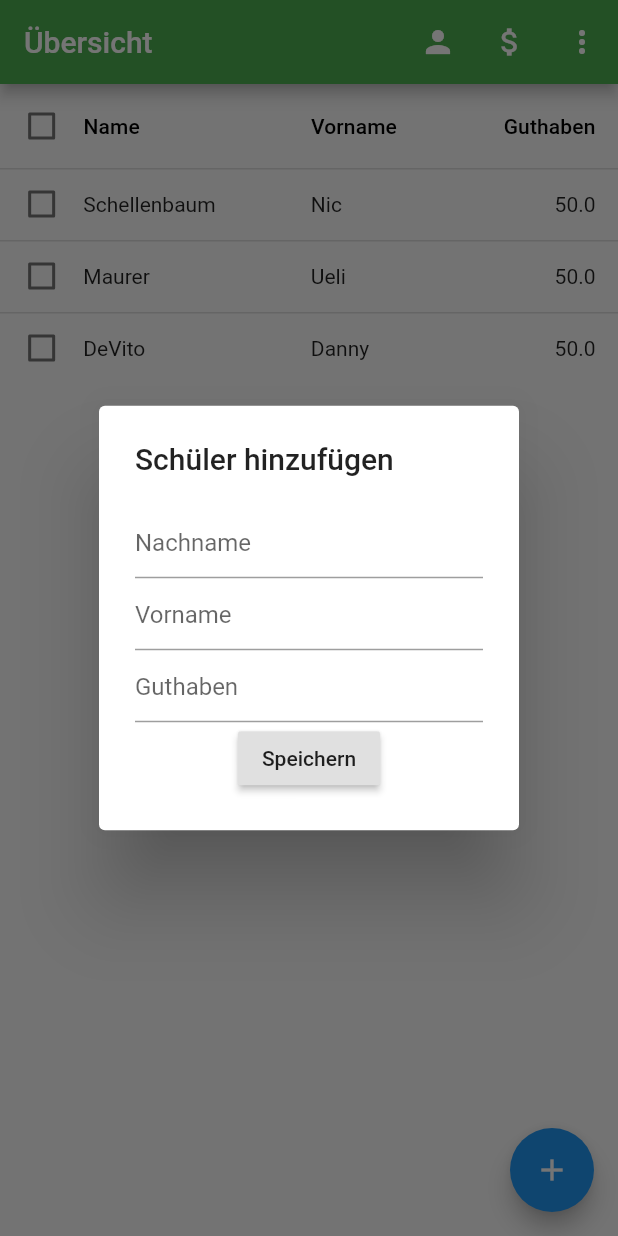
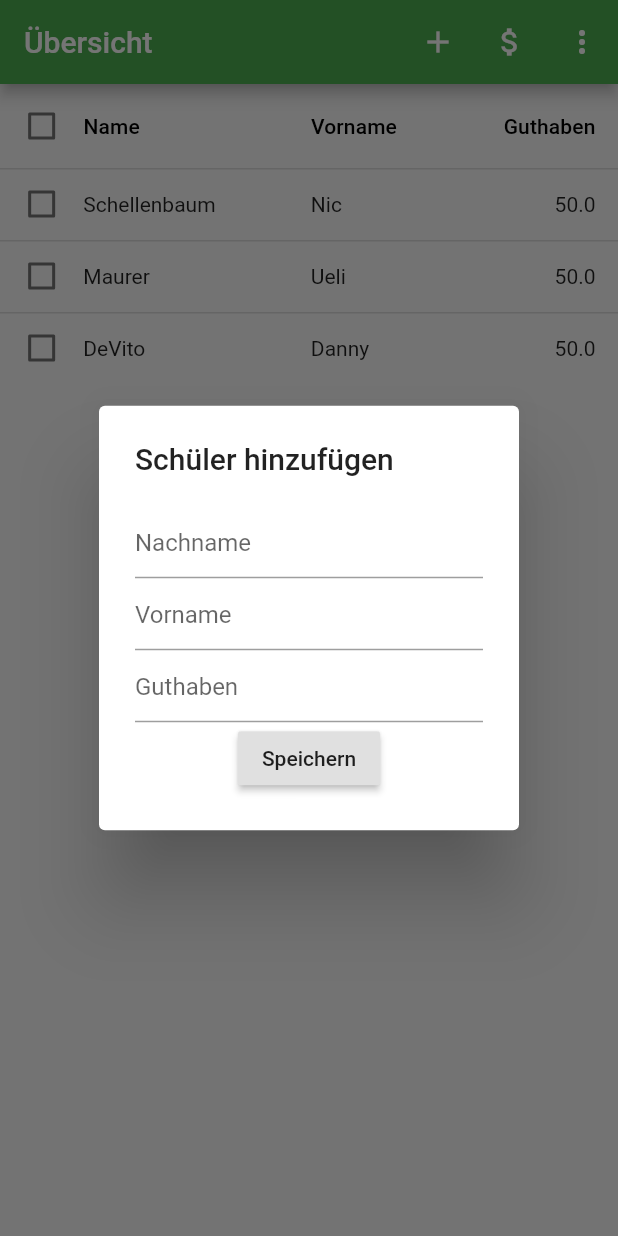
Before and after one commit to Snickers03/KlassenkassenM_Mobile, a Flutter app: the screen it shows once a user with an empty profile is signed in, after a tap on the "add" icon, on a phone screen of 412 x 824 dp. Run offline on Flutter 3.47's test engine with Material 2 defaults, Android fonts, the phone set to English and light mode, and no system bars; our stand-ins replace firebase_auth; accounts and stored records are empty; network calls fail.

```diff
--- a/lib/pages/home.dart
+++ b/lib/pages/home.dart
@@ -193,20 +193,22 @@ class _HomeState extends State<Home> {
 
   final AuthService _auth = AuthService();
 
-  @override
-  Widget build(BuildContext context) {
-    return Scaffold(
-      appBar: AppBar(
+  AppBar bar() {
+    return AppBar(
       title: Text("Übersicht"),
       backgroundColor: Colors.green,
       actions: <Widget>[
         IconButton(
-            icon: Icon(Icons.person),
+          icon: Icon(Icons.add),
           onPressed: () async {
-              await _auth.signOut();
-              //Future.delayed(Duration(seconds: 3), () {}
-              //PayTable(stud: students[0]);
-              //test, remove later
+            //await _auth.signOut();
+            setState(() {
+            showDialog(
+                context: context,
+                builder: (BuildContext context) {
+                  return addDialog();
+                });
+          });
           },
         ),
         IconButton(
@@ -233,20 +235,35 @@ class _HomeState extends State<Home> {
         ),
         PopupMenuButton(
             //onSelected: (result) { setState(() { _selection = result; }); },
-            itemBuilder: (BuildContext context) => <PopupMenuEntry> [
+            itemBuilder: (BuildContext context) => <PopupMenuEntry>[
                   PopupMenuItem(
-                child: FlatButton(
+                    value: 1,
                     child: Text("Test"),
-                  onPressed: () {print("test");},
                   ),
+                  PopupMenuDivider(
+                    height: 5,
                   ),
                   PopupMenuItem(
+                    value: 2,
                     child: Text("Abmelden"),
                   ),
-            ]
-          )
                 ],
-      ),
+                onSelected: (value) async {
+                  print(value);
+                  switch (value) {
+                    case 1: { print("test"); break; }
+                    case 2: { await _auth.signOut(); break; }
+                    default: { print("error"); break; }
+                  }
+                },)
+      ],
+    );
+  }
+
+  @override
+  Widget build(BuildContext context) {
+    return Scaffold(
+      appBar: bar(),
       body: ListView(
         children: <Widget>[
           DataTable(
@@ -261,7 +278,7 @@ class _HomeState extends State<Home> {
           ),
         ],
       ),
-      floatingActionButton: FloatingActionButton(
+      /*floatingActionButton: FloatingActionButton(
         onPressed: () {
           setState(() {
             showDialog(
@@ -272,7 +289,7 @@ class _HomeState extends State<Home> {
           });
         },
         child: Icon(Icons.add),
-      ),
+      ),*/
     );
   }
 }
--- a/lib/pages/wrapper.dart
+++ b/lib/pages/wrapper.dart
@@ -7,13 +7,11 @@ import 'package:klassenk_mobile/models/user.dart';
 class Wrapper extends StatelessWidget {
   @override
   Widget build(BuildContext context) {
+    final user = Provider.of<User>(context);
+    if (user != null) {
+      print("hello: ${user.uid}");
+    }
 
-    final user = Provider.of<User>(context);
-    print("hello: $user");
-
-    return user == null ? AuthScreen() : Home();
-
-    //return Home();
-
+    return user == null ? AuthScreen() : Home(); //display authenticate or home
   }
 }
--- a/lib/student.dart
+++ b/lib/student.dart
@@ -10,6 +10,6 @@ class Student {
   Student( {this.name, this.vorname, this.balance} );
 
   List<Payment> payments = [
-    Payment(date: DateTime.utc(2018, 5, 3), reason: "Beispiel", amount: 50),
+    //Payment(date: DateTime.utc(2018, 5, 3), reason: "Beispiel", amount: 50),
   ];
 }
```
Lines whose indentation alone changed are shown as unchanged.
